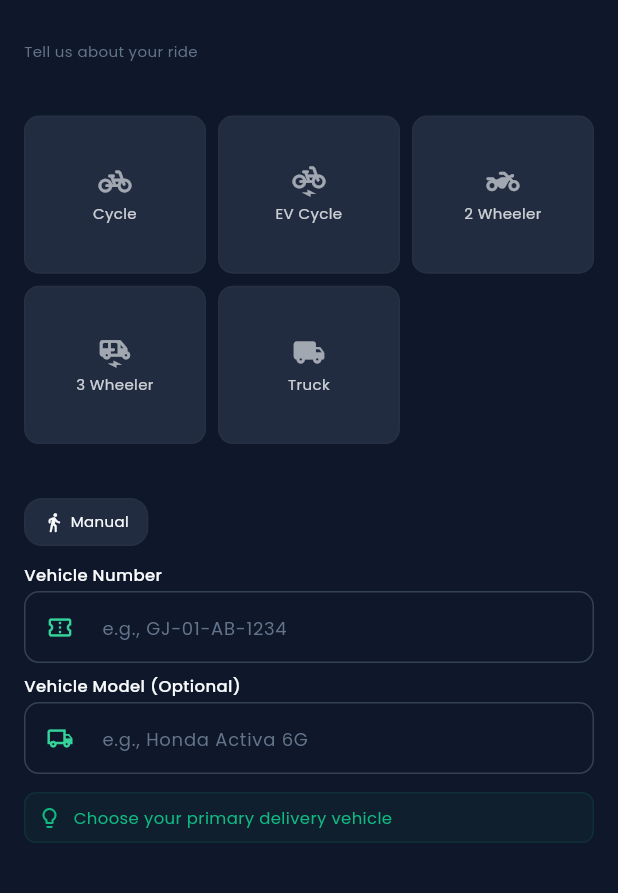
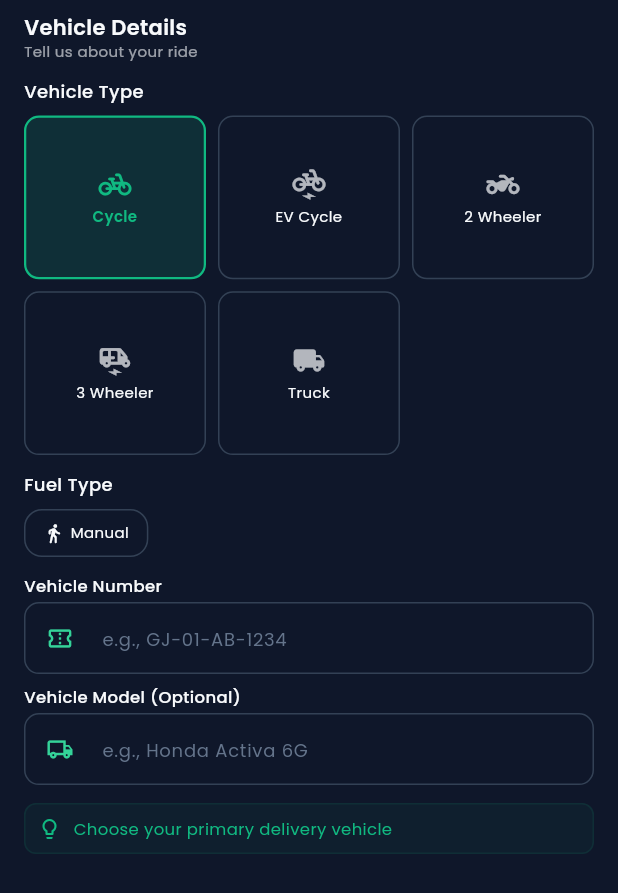
Before and after one commit to Nivs4796/SendIt, a Flutter app: the VehicleDetailsStep widget shown alone on an empty page, opened directly, after a tap on "Cycle", on a phone screen of 412 x 824 dp. Shown: the top 893 px of the screen. Run offline on Flutter 3.47's test engine with Material 3 defaults, Android fonts, the phone set to English and light mode, and no system bars; our stand-ins replace dio, flutter_spinkit, geocoding, geolocator, get, get_storage and 5 more; accounts and stored records are empty.

Commit message:
Fix Step 2 vehicle grid - use Wrap layout, fix text colors for dark theme

```diff
--- a/pilot_app/lib/app/modules/registration/controllers/registration_controller.dart
+++ b/pilot_app/lib/app/modules/registration/controllers/registration_controller.dart
@@ -127,9 +127,9 @@ class RegistrationController extends GetxController {
     }
   }
 
-  /// Go to specific step
+  /// Go to specific step (allow any step for dev testing)
   void goToStep(int step) {
-    if (step >= 0 && step <= 3 && step <= currentStep.value) {
+    if (step >= 0 && step <= 3) {
       currentStep.value = step;
     }
   }
--- a/pilot_app/lib/app/modules/registration/widgets/vehicle_details_step.dart
+++ b/pilot_app/lib/app/modules/registration/widgets/vehicle_details_step.dart
@@ -24,13 +24,13 @@ class VehicleDetailsStep extends GetView<RegistrationController> {
         crossAxisAlignment: CrossAxisAlignment.start,
         children: [
           // Header
-          Text('Vehicle Details', style: AppTextStyles.h4),
-          Text('Tell us about your ride', style: AppTextStyles.caption),
+          Text('Vehicle Details', style: AppTextStyles.h4.copyWith(color: theme.colorScheme.onSurface)),
+          Text('Tell us about your ride', style: AppTextStyles.caption.copyWith(color: theme.colorScheme.onSurface.withValues(alpha: 0.6))),
 
           SizedBox(height: AppTheme.spacingMd),
 
           // Vehicle Type
-          Text('Vehicle Type', style: AppTextStyles.labelLarge),
+          Text('Vehicle Type', style: AppTextStyles.labelLarge.copyWith(color: theme.colorScheme.onSurface)),
           SizedBox(height: AppTheme.spacingSm),
 
           Obx(() => _buildVehicleTypeGrid(theme)),
@@ -45,7 +45,7 @@ class VehicleDetailsStep extends GetView<RegistrationController> {
             return Column(
               crossAxisAlignment: CrossAxisAlignment.start,
               children: [
-                Text('Fuel Type', style: AppTextStyles.labelLarge),
+                Text('Fuel Type', style: AppTextStyles.labelLarge.copyWith(color: theme.colorScheme.onSurface)),
                 SizedBox(height: AppTheme.spacingSm),
                 Wrap(
                   spacing: AppTheme.spacingSm,
@@ -99,21 +99,20 @@ class VehicleDetailsStep extends GetView<RegistrationController> {
   }
 
   Widget _buildVehicleTypeGrid(ThemeData theme) {
-    return GridView.builder(
-      shrinkWrap: true,
-      physics: const NeverScrollableScrollPhysics(),
-      gridDelegate: const SliverGridDelegateWithFixedCrossAxisCount(
-        crossAxisCount: 3,
-        mainAxisSpacing: 8,
-        crossAxisSpacing: 8,
-        childAspectRatio: 1.15,
-      ),
-      itemCount: VehicleType.values.length,
-      itemBuilder: (context, index) {
-        final type = VehicleType.values[index];
+    final screenWidth = MediaQuery.of(Get.context!).size.width;
+    final cardWidth = (screenWidth - 32 - 16) / 3; // padding + gaps
+
+    return Wrap(
+      spacing: 8,
+      runSpacing: 8,
+      children: VehicleType.values.map((type) {
         final isSelected = controller.selectedVehicleType.value == type;
-        return _buildVehicleCard(theme, type, isSelected);
-      },
+        return SizedBox(
+          width: cardWidth,
+          height: cardWidth * 0.9,
+          child: _buildVehicleCard(theme, type, isSelected),
+        );
+      }).toList(),
     );
   }
 
@@ -126,11 +125,11 @@ class VehicleDetailsStep extends GetView<RegistrationController> {
       child: Container(
         decoration: BoxDecoration(
           color: isSelected
-              ? AppColors.primary.withValues(alpha: 0.1)
-              : theme.colorScheme.surfaceContainerHighest.withValues(alpha: 0.5),
+              ? AppColors.primary.withValues(alpha: 0.15)
+              : Colors.transparent,
           borderRadius: BorderRadius.circular(AppTheme.radiusMedium),
           border: Border.all(
-            color: isSelected ? AppColors.primary : theme.colorScheme.outline.withValues(alpha: 0.2),
+            color: isSelected ? AppColors.primary : theme.colorScheme.outline,
             width: isSelected ? 1.5 : 1,
           ),
         ),
@@ -140,14 +139,14 @@ class VehicleDetailsStep extends GetView<RegistrationController> {
             Icon(
               _getVehicleIcon(type),
               size: 22,
-              color: isSelected ? AppColors.primary : theme.colorScheme.onSurface.withValues(alpha: 0.6),
+              color: isSelected ? AppColors.primary : theme.colorScheme.onSurface.withValues(alpha: 0.7),
             ),
             SizedBox(height: AppTheme.spacingXs),
             Text(
               type.displayText,
               style: AppTextStyles.labelSmall.copyWith(
                 fontWeight: isSelected ? FontWeight.w600 : FontWeight.normal,
-                color: isSelected ? AppColors.primary : theme.colorScheme.onSurface.withValues(alpha: 0.8),
+                color: isSelected ? AppColors.primary : theme.colorScheme.onSurface,
               ),
               textAlign: TextAlign.center,
             ),
@@ -166,10 +165,10 @@ class VehicleDetailsStep extends GetView<RegistrationController> {
           vertical: AppTheme.spacingSm,
         ),
         decoration: BoxDecoration(
-          color: isSelected ? AppColors.primary : theme.colorScheme.surfaceContainerHighest.withValues(alpha: 0.5),
+          color: isSelected ? AppColors.primary : Colors.transparent,
           borderRadius: BorderRadius.circular(AppTheme.radiusLarge),
           border: Border.all(
-            color: isSelected ? AppColors.primary : theme.colorScheme.outline.withValues(alpha: 0.2),
+            color: isSelected ? AppColors.primary : theme.colorScheme.outline,
           ),
         ),
         child: Row(
```
